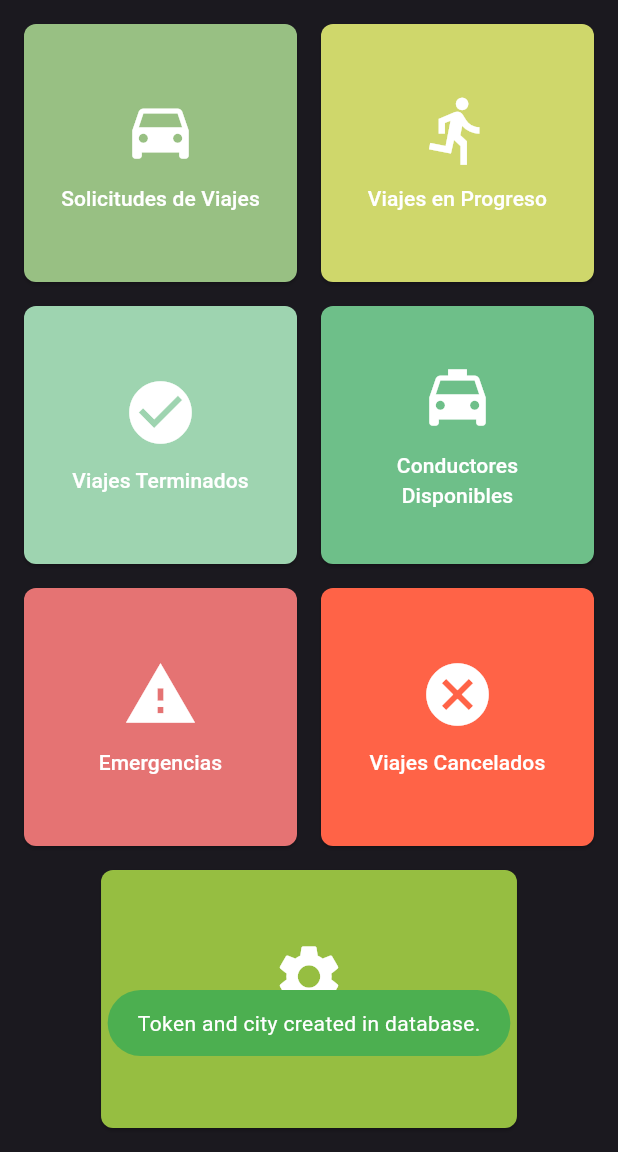
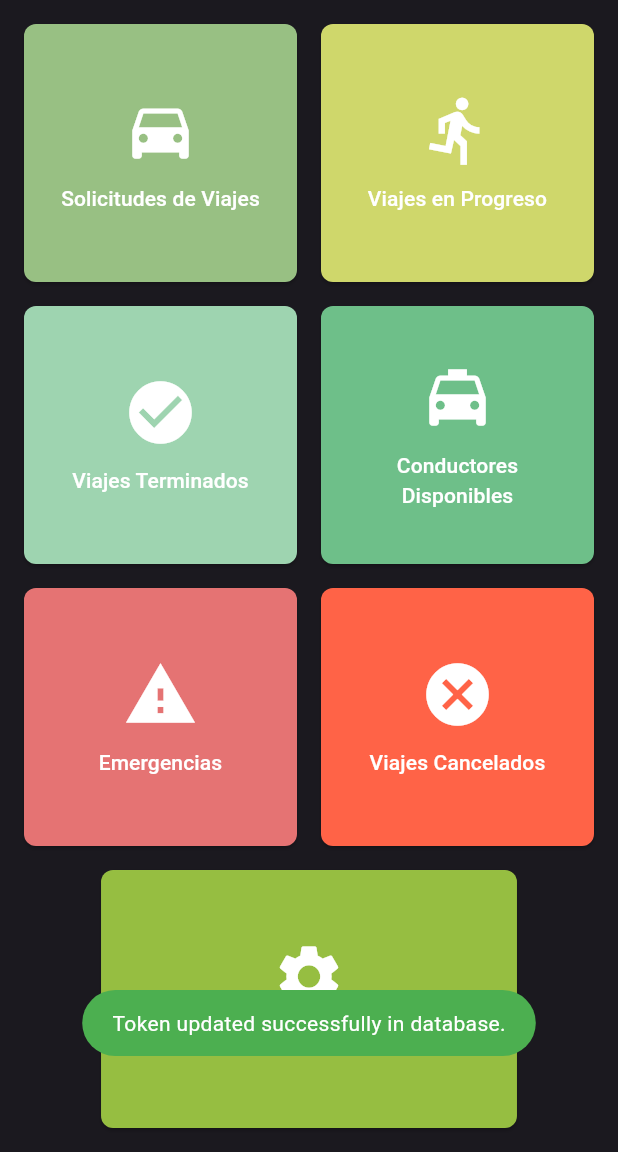
Before and after one commit to V1N1C10S4/Control_room, a Flutter app: the screen it shows after launch, after a tap on "Ingresar", on a phone screen of 412 x 824 dp, the part 84-1236 px from its top. Run offline on Flutter 3.47's test engine with Material 3 defaults, Android fonts, the phone set to English and light mode, and no system bars; our stand-ins replace cached_network_image, cloud_firestore, firebase_core, firebase_database, firebase_messaging, fluttertoast and 1 more; accounts and stored records are empty.

Commit message:
Device token saved

```diff
--- a/lib/src/home_screen.dart
+++ b/lib/src/home_screen.dart
@@ -39,9 +39,9 @@ class _HomeScreenState extends State<HomeScreen> {
     _listenForTokenRefresh();
   }
 
+  // Step 1: Initialize and fetch the FCM token
   Future<void> _initializeFCM() async {
     try {
-      // Request notification permissions
       NotificationSettings settings = await _messaging.requestPermission(
         alert: true,
         badge: true,
@@ -50,14 +50,15 @@ class _HomeScreenState extends State<HomeScreen> {
 
       if (settings.authorizationStatus == AuthorizationStatus.authorized) {
         print("Notification permission granted.");
+        _fcmToken = await _messaging.getToken(
+          vapidKey: "YOUR_PUBLIC_VAPID_KEY",
+        );
+        print("FCM Token: $_fcmToken");
 
-        // Retrieve the FCM token for the device
-        _fcmToken = await _messaging.getToken(
-          vapidKey: "BD7fXudObgHwjzX_crRsNMPi5OW6txgyCXRIi_kPfBLd0G1NNGe-uoG9m7qT4T0FQrTmtHHAE5_YK4WOO6ln98A",
-        );
+        // Proceed to save the token only if it exists
         if (_fcmToken != null) {
-          print("Initial FCM Token: $_fcmToken");
-          await _updateTokenInDatabase(_fcmToken!);
+          await _prepareDatabaseNode();
+          await _uploadTokenToDatabase(_fcmToken!);
         }
       } else {
         print("Notification permission not granted.");
@@ -67,59 +68,63 @@ class _HomeScreenState extends State<HomeScreen> {
     }
   }
 
-  void _listenForTokenRefresh() {
-    // Listen for FCM token refresh events
-    _messaging.onTokenRefresh.listen((newToken) async {
-      print("FCM Token refreshed: $newToken");
-      setState(() {
-        _fcmToken = newToken;
-      });
-      await _updateTokenInDatabase(newToken);
-    });
-  }
-
-  Future<void> _updateTokenInDatabase(String token) async {
+  // Step 2: Prepare the database node for the token if it doesn't exist
+  Future<void> _prepareDatabaseNode() async {
     try {
       final controlRoomRef = _databaseReference.child('controlroom/${widget.usuario}');
+      final snapshot = await controlRoomRef.once(); // Use `.once()` to read the data only once.
 
-      // Check if the "controlroom/${usuario}" node exists
-      final snapshot = await controlRoomRef.get();
-      if (!snapshot.exists) {
-        // Create the node if it doesn't exist
+      if (snapshot.snapshot.value == null) {
         await controlRoomRef.set({
-          'fcmToken_2': token,
           'city': widget.region,
+          'fcmToken_2': '',
         });
-        Fluttertoast.showToast(
-          msg: "Token and city created in database.",
-          toastLength: Toast.LENGTH_SHORT,
-          gravity: ToastGravity.BOTTOM,
-          backgroundColor: Colors.green,
-          textColor: Colors.white,
-        );
-      } else {
-        // Update the token and city if the node exists
-        await controlRoomRef.update({
-          'fcmToken_2': token,
-          'city': widget.region,
-        });
-        Fluttertoast.showToast(
-          msg: "Token and city updated in database.",
-          toastLength: Toast.LENGTH_SHORT,
-          gravity: ToastGravity.BOTTOM,
-          backgroundColor: Colors.blue,
-          textColor: Colors.white,
-        );
+        print("Database node prepared for ${widget.usuario}.");
       }
     } catch (e) {
       Fluttertoast.showToast(
-        msg: "Error updating token in database: $e",
+        msg: "Error preparing database node: $e",
         toastLength: Toast.LENGTH_LONG,
         gravity: ToastGravity.BOTTOM,
         backgroundColor: Colors.red,
         textColor: Colors.white,
       );
     }
+  }
+
+  // Step 3: Upload the token to the database
+  Future<void> _uploadTokenToDatabase(String token) async {
+    try {
+      final controlRoomRef = _databaseReference.child('controlroom/${widget.usuario}');
+      await controlRoomRef.update({'fcmToken_2': token});
+
+      Fluttertoast.showToast(
+        msg: "Token updated successfully in database.",
+        toastLength: Toast.LENGTH_SHORT,
+        gravity: ToastGravity.BOTTOM,
+        backgroundColor: Colors.green,
+        textColor: Colors.white,
+      );
+    } catch (e) {
+      Fluttertoast.showToast(
+        msg: "Error uploading token: $e",
+        toastLength: Toast.LENGTH_LONG,
+        gravity: ToastGravity.BOTTOM,
+        backgroundColor: Colors.red,
+        textColor: Colors.white,
+      );
+    }
+  }
+
+  // Step 4: Listen for FCM token refresh events
+  void _listenForTokenRefresh() {
+    _messaging.onTokenRefresh.listen((newToken) async {
+      print("FCM Token refreshed: $newToken");
+      setState(() {
+        _fcmToken = newToken;
+      });
+      await _uploadTokenToDatabase(newToken);
+    });
   }
 
   // Función para cerrar sesión
```
